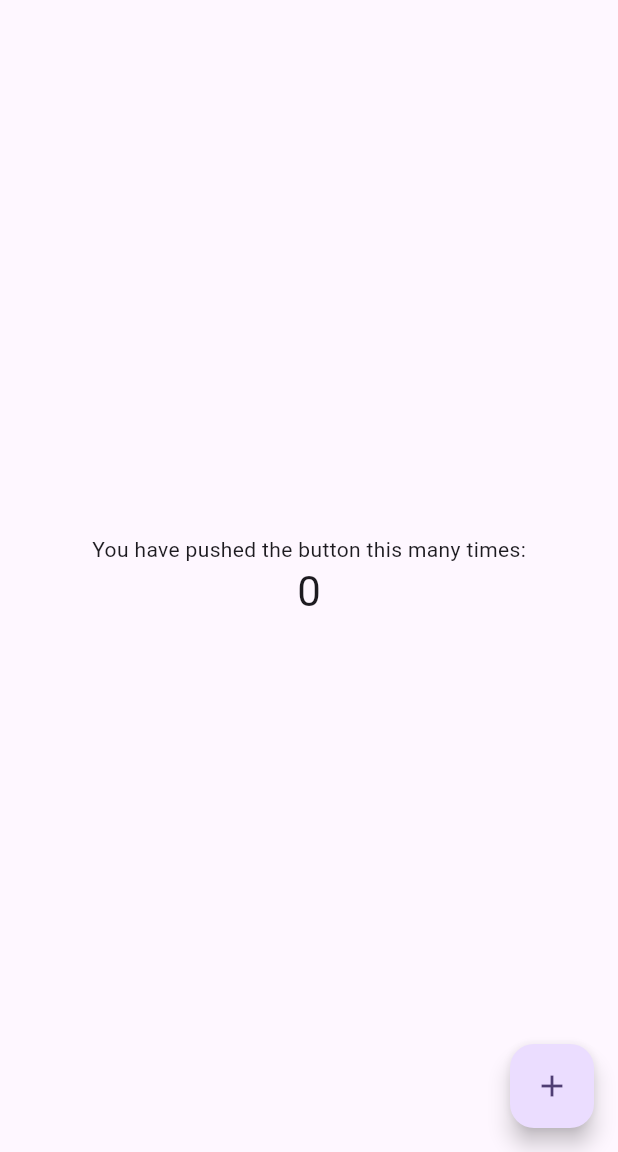
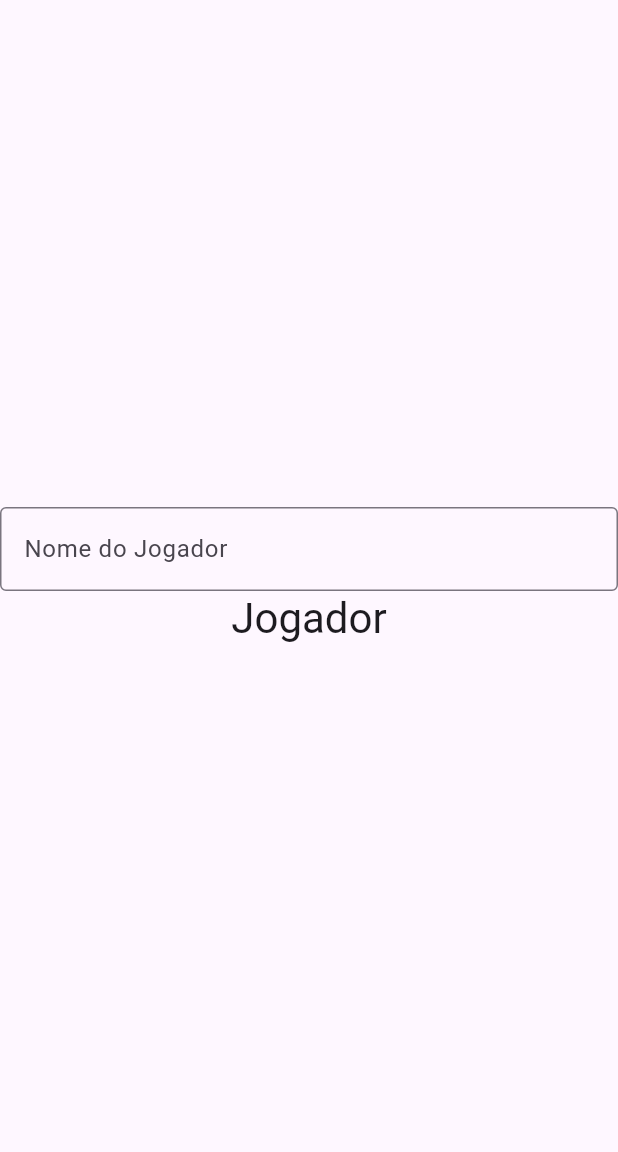
Before and after one commit to JorgeMGuimaraes/lab-disp-moveis-jogo-da-velha, a Flutter app: the screen it shows after launch, on a phone screen of 412 x 824 dp, the part 84-1236 px from its top. Run offline on Flutter 3.47's test engine with Material 3 defaults, Android fonts, the phone set to English and light mode, and no system bars.

Commit message:
add: textfield e text com nome do jogador

```diff
--- a/jogo_da_velha/lib/home.dart
+++ b/jogo_da_velha/lib/home.dart
@@ -10,11 +10,12 @@ class Home extends StatefulWidget {
 }
 
 class _HomeState extends State<Home> {
-  int _counter = 0;
+  String _textNomeJogador = 'Jogador';
+  final _controller = TextEditingController();
 
-  void _incrementCounter() {
+  void _changeText() {
     setState(() {
-      _counter++;
+      _textNomeJogador = (_controller.text == '') ? 'Jogador' : _controller.text;
     });
   }
 
@@ -29,21 +30,21 @@ class _HomeState extends State<Home> {
         child: Column(
           mainAxisAlignment: MainAxisAlignment.center,
           children: <Widget>[
-            const Text(
-              'You have pushed the button this many times:',
+             TextField(
+              controller: _controller,
+              decoration: const InputDecoration(
+              border: OutlineInputBorder(),
+              labelText: 'Nome do Jogador',
             ),
+            onChanged: (value) => _changeText(),
+             ),
             Text(
-              '$_counter',
+              _textNomeJogador,
               style: Theme.of(context).textTheme.headlineMedium,
             ),
           ],
         ),
       ),
-      floatingActionButton: FloatingActionButton(
-        onPressed: _incrementCounter,
-        tooltip: 'Increment',
-        child: const Icon(Icons.add),
-      ),
     );
   }
 }
```
Also changed, not shown: 1 other file.
